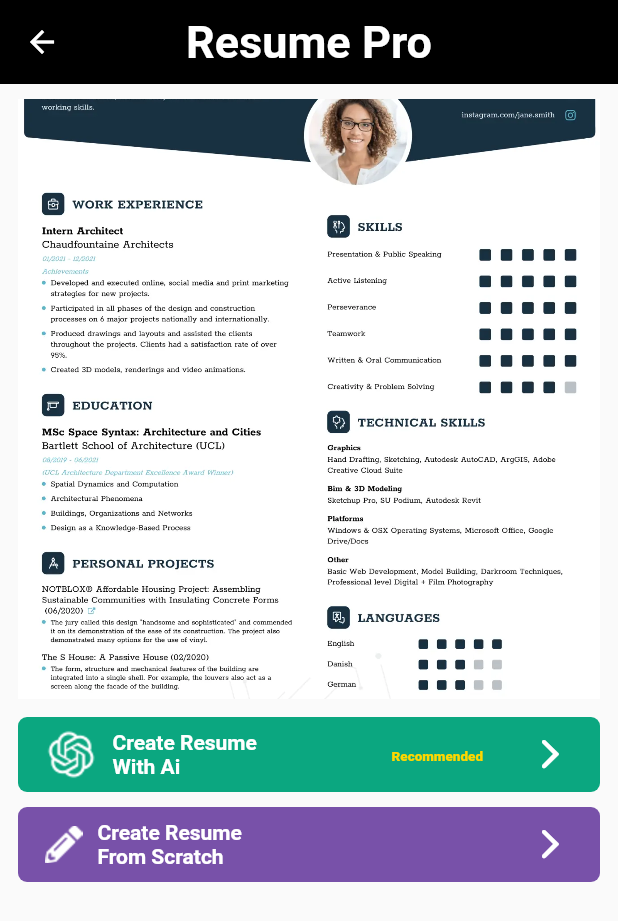
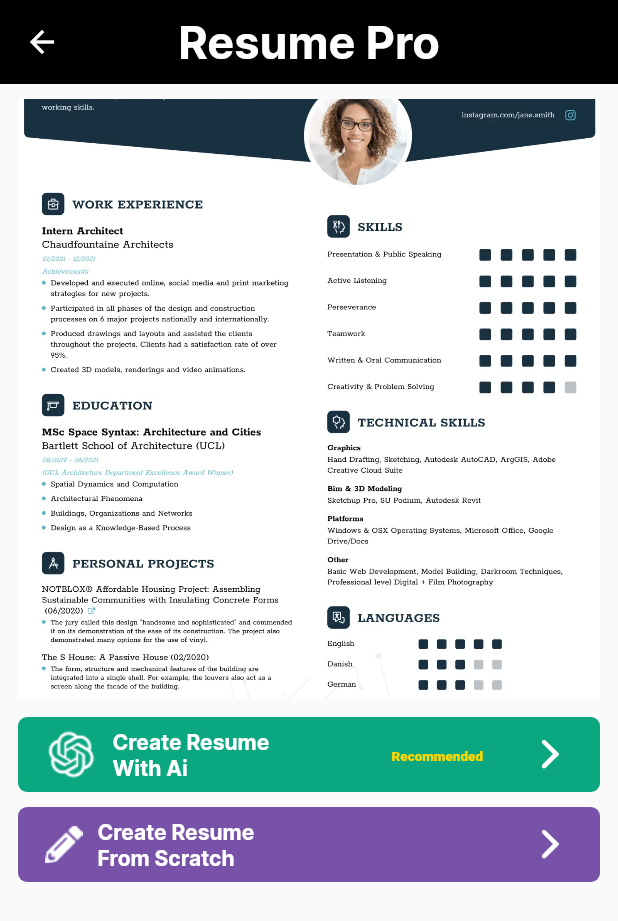
Before and after one commit to hngx-org/ai-resume-builder, a Flutter app: the SelectResumeModeScreen screen opened directly, on a phone screen of 412 x 824 dp. Shown: the top 921 px of the screen. Run offline on Flutter 3.47's test engine with Material 2 defaults, Android fonts, the phone set to English and light mode, and no system bars.

Commit message:
added_font_templates_screen

```diff
--- a/lib/views/template_view/screens/select_resume_mode_screen.dart
+++ b/lib/views/template_view/screens/select_resume_mode_screen.dart
@@ -13,7 +13,8 @@ class SelectResumeModeScreen extends StatelessWidget {
         centerTitle: true,
         title: const Text(
           'Resume Pro',
-          style: TextStyle(fontSize: 30.0, fontWeight: FontWeight.bold),
+          style: TextStyle(
+              fontSize: 30.0, fontWeight: FontWeight.bold, fontFamily: 'Inter'),
         ),
       ),
       body: const SingleChildScrollView(
--- a/lib/views/template_view/widget/select_resume_tile.dart
+++ b/lib/views/template_view/widget/select_resume_tile.dart
@@ -79,6 +79,7 @@ class SelectResumeTile extends StatelessWidget {
               text,
               style: const TextStyle(
                 fontWeight: FontWeight.w700,
+                fontFamily: 'Inter',
                 color: Colors.white,
               ),
             ),
```
